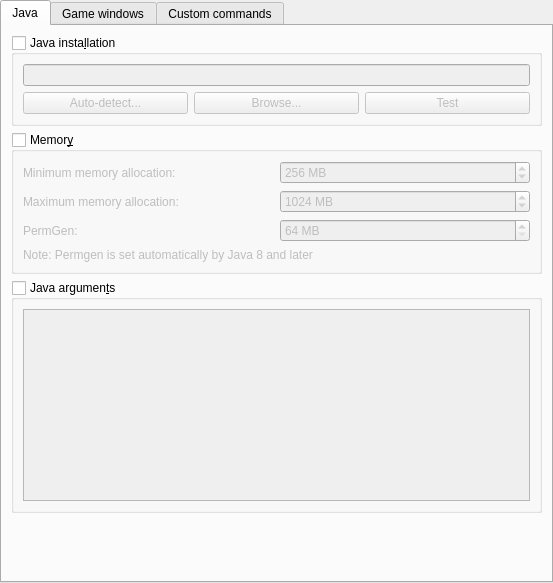
Old version of the form application/pages/InstanceSettingsPage.ui in the repository FreesmTeam/FreesmLauncher.
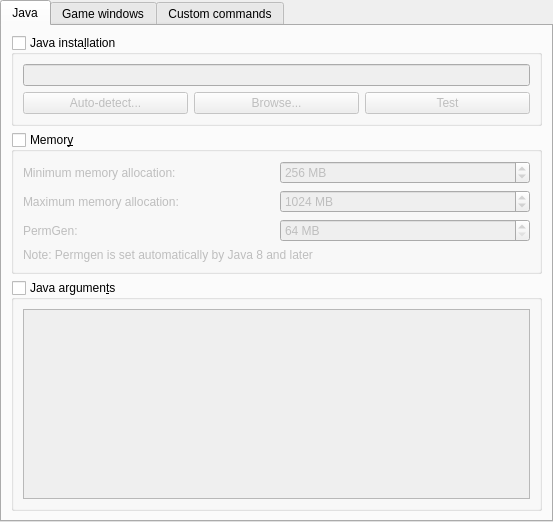
New version of the form. Custom widgets are drawn as their Qt base class.

Commit message: GH-2150 Separate Java settings UI used in the wizard into a widget

What changed in the file:
```diff
--- a/application/pages/InstanceSettingsPage.ui
+++ b/application/pages/InstanceSettingsPage.ui
@@ -7,7 +7,7 @@
     <x>0</x>
     <y>0</y>
     <width>553</width>
-    <height>583</height>
+    <height>522</height>
    </rect>
   </property>
   <layout class="QVBoxLayout" name="verticalLayout">
@@ -211,19 +211,6 @@
          </layout>
         </widget>
        </item>
-       <item>
-        <spacer name="verticalSpacerMinecraft">
-         <property name="orientation">
-          <enum>Qt::Vertical</enum>
-         </property>
-         <property name="sizeHint" stdset="0">
-          <size>
-           <width>0</width>
-           <height>0</height>
-          </size>
-         </property>
-        </spacer>
-       </item>
       </layout>
      </widget>
      <widget class="QWidget" name="javaTab">
```
The commit also changes 5 other files.
